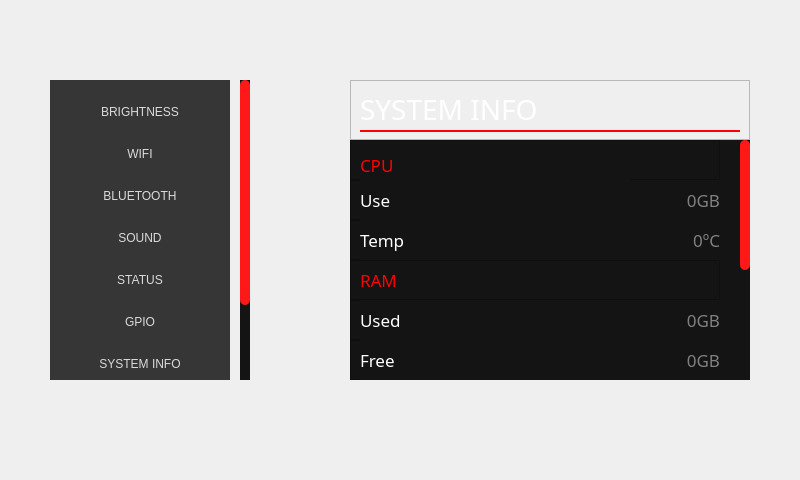
PortiESP/PortiOS, file GUI_WIDGETS/Settings/design_settings.ui: the form before one commit.
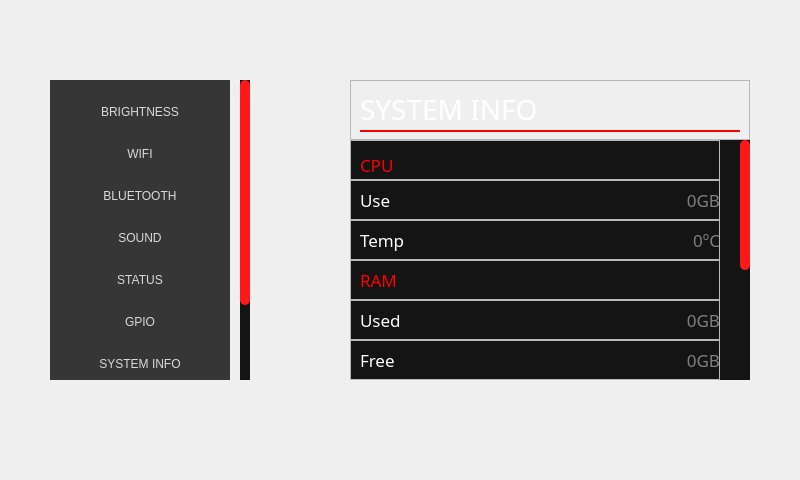
The form after the commit. The open tabs and pages were chosen to show the change. Icons and pictures are not drawn.

Patch:
```diff
--- a/GUI_WIDGETS/Settings/design_settings.ui
+++ b/GUI_WIDGETS/Settings/design_settings.ui
@@ -3316,7 +3316,7 @@
 	background:transparent;
 
 }
-QScrollArea QWidget{
+QScrollArea QWidget#scrollAreaWidgetContents_7{
 	background-color:rgb(20,20,20);
 
 }
```
